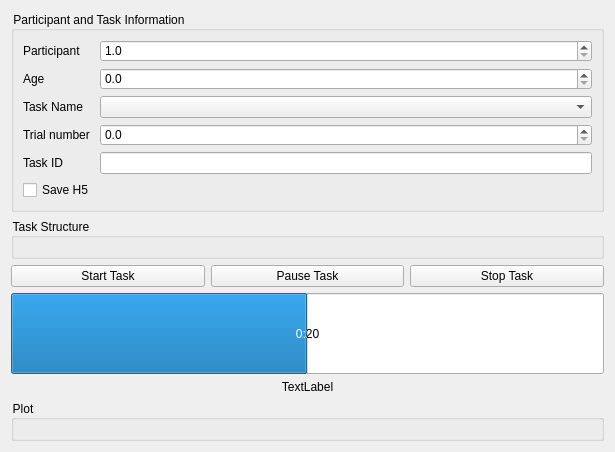
Before: the Qt Designer form Experiment.UI in liorse/Lital_IMU_Tobii_Pro_Integration, drawn with Qt 5.
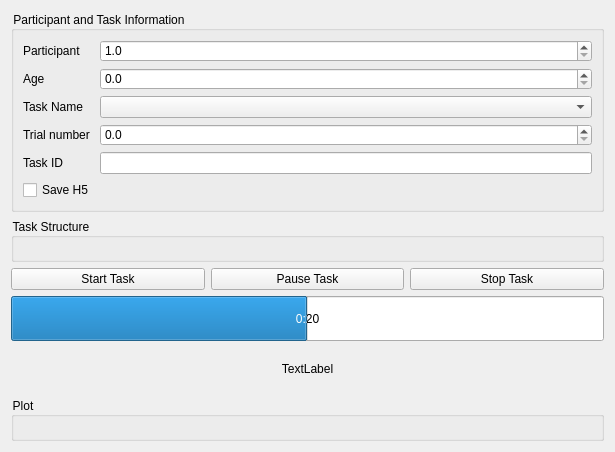
After: the same form once the commit is applied.

Commit message: fixed display problem and a small init bug

Diff of the .ui file:
```diff
--- a/Experiment.UI
+++ b/Experiment.UI
@@ -164,7 +164,7 @@
    <item row="3" column="0">
     <widget class="QProgressBar" name="progressBar">
      <property name="sizePolicy">
-      <sizepolicy hsizetype="Expanding" vsizetype="Expanding">
+      <sizepolicy hsizetype="Preferred" vsizetype="Preferred">
        <horstretch>0</horstretch>
        <verstretch>0</verstretch>
       </sizepolicy>
```
The commit also changes 1 other file.
